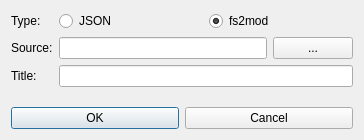
This is ui/add_repo.ui in ngld/old-knossos as Qt 5 draws it before an edit. The edited form follows.
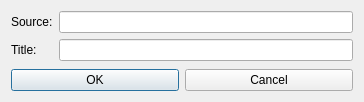
This is the edited form.

```diff
--- a/ui/add_repo.ui
+++ b/ui/add_repo.ui
@@ -7,7 +7,7 @@
     <x>0</x>
     <y>0</y>
     <width>364</width>
-    <height>140</height>
+    <height>102</height>
    </rect>
   </property>
   <property name="windowTitle">
@@ -16,14 +16,10 @@
   <layout class="QVBoxLayout" name="verticalLayout">
    <item>
     <layout class="QFormLayout" name="formLayout">
+     <property name="fieldGrowthPolicy">
+      <enum>QFormLayout::AllNonFixedFieldsGrow</enum>
+     </property>
      <item row="0" column="0">
-      <widget class="QLabel" name="label">
-       <property name="text">
-        <string>Type:</string>
-       </property>
-      </widget>
-     </item>
-     <item row="1" column="0">
       <widget class="QLabel" name="label_2">
        <property name="text">
         <string>Source:</string>
@@ -31,50 +27,18 @@
       </widget>
      </item>
      <item row="0" column="1">
-      <layout class="QHBoxLayout" name="horizontalLayout_2">
-       <item>
-        <widget class="QRadioButton" name="typeJson">
-         <property name="text">
-          <string>JSON</string>
-         </property>
-        </widget>
-       </item>
-       <item>
-        <widget class="QRadioButton" name="typeFs2mod">
-         <property name="text">
-          <string>fs2mod</string>
-         </property>
-         <property name="checked">
-          <bool>true</bool>
-         </property>
-        </widget>
-       </item>
-      </layout>
+      <widget class="QLineEdit" name="source"/>
      </item>
      <item row="1" column="1">
-      <layout class="QHBoxLayout" name="horizontalLayout_3">
-       <item>
-        <widget class="QLineEdit" name="source"/>
-       </item>
-       <item>
-        <widget class="QPushButton" name="sourceButton">
-         <property name="text">
-          <string>...</string>
-         </property>
-        </widget>
-       </item>
-      </layout>
+      <widget class="QLineEdit" name="title"/>
      </item>
-     <item row="2" column="0">
+     <item row="1" column="0">
       <widget class="QLabel" name="label_3">
        <property name="text">
         <string>Title:</string>
        </property>
       </widget>
      </item>
-     <item row="2" column="1">
-      <widget class="QLineEdit" name="title"/>
-     </item>
     </layout>
    </item>
    <item>
```
